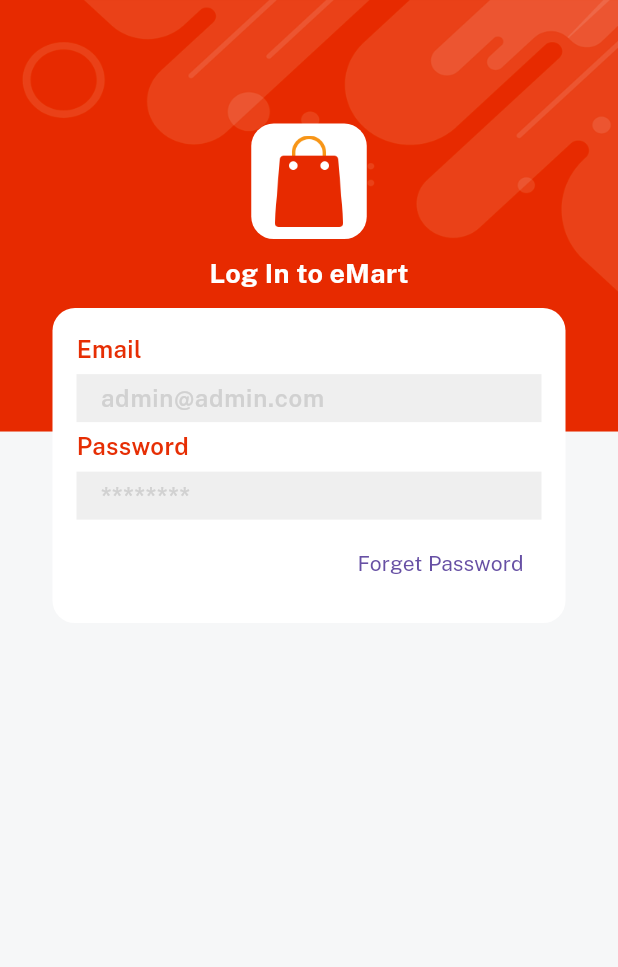
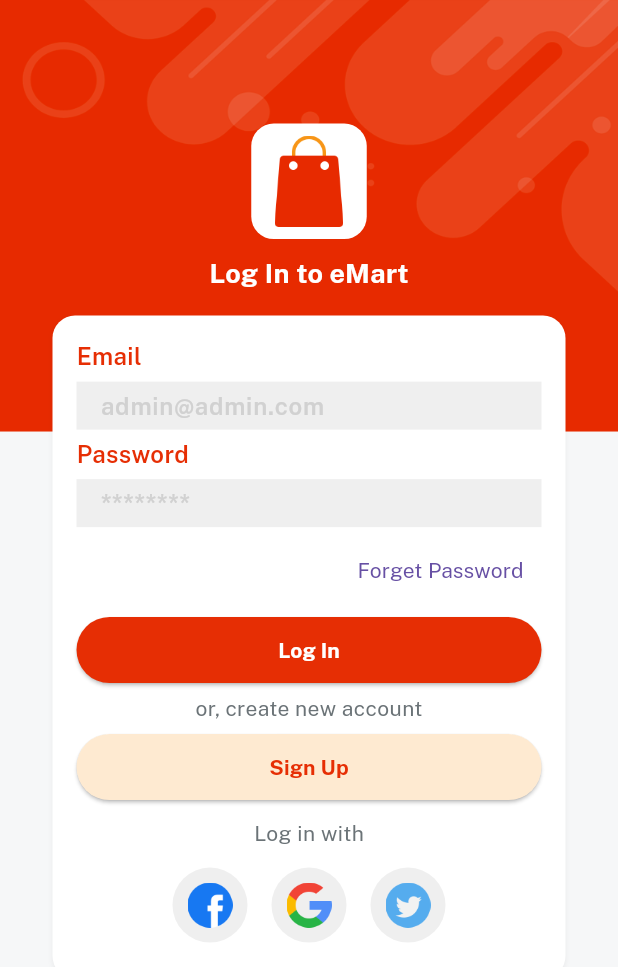
Before and after one commit to Clarzeyn/E-Market, a Flutter app: the screen it shows after launch, on a phone screen of 412 x 824 dp. Shown: the top 967 px of the screen. Run offline on Flutter 3.47's test engine with Material 3 defaults, Android fonts, the phone set to English and light mode, and no system bars; our stand-ins replace get, velocity_x.

Commit message:
:memo: add signup screen with getback to login screen

```diff
--- a/lib/consts/colors.dart
+++ b/lib/consts/colors.dart
@@ -7,3 +7,4 @@ const Color whiteColor = Color.fromRGBO(255, 255, 255, 1);
 const Color lightGrey = Color.fromRGBO(239, 239, 239, 1);
 const Color redColor = Color.fromRGBO(230, 46, 4, 1);
 const Color golden = Color.fromRGBO(255, 168, 0, 1);
+const Color lightGolden = Color(0xffFEEAD1);
--- /dev/null
+++ b/lib/consts/lists.dart
@@ -0,0 +1,3 @@
+import 'package:emart_app/consts/images.dart';
+
+const sosialIconList = [icFacebookLogo, icGoogleLogo, icTwitterLogo];
--- a/lib/views/auth_screen/login_screen.dart
+++ b/lib/views/auth_screen/login_screen.dart
@@ -1,8 +1,13 @@
 import 'package:emart_app/consts/consts.dart';
+import 'package:emart_app/consts/lists.dart';
+import 'package:emart_app/views/auth_screen/signup_screen.dart';
 import 'package:emart_app/widget_commons/applogo_widget.dart';
 import 'package:emart_app/widget_commons/bg_widget.dart';
 import 'package:emart_app/widget_commons/costum_textfield.dart';
+import 'package:emart_app/widget_commons/our_button.dart';
 import 'package:flutter/material.dart';
+import 'package:get/get.dart';
+import 'package:get/get_core/src/get_main.dart';
 
 class LoginScreen extends StatelessWidget {
   const LoginScreen({super.key});
@@ -11,6 +16,7 @@ class LoginScreen extends StatelessWidget {
   Widget build(BuildContext context) {
     return bgWidget(
         child: Scaffold(
+      resizeToAvoidBottomInset: false,
       body: Center(
         child: Column(
           children: [
@@ -18,7 +24,7 @@ class LoginScreen extends StatelessWidget {
             appLogoWidget(),
             10.heightBox,
             "Log In to $appname".text.fontFamily(bold).white.size(18).make(),
-            10.heightBox,
+            15.heightBox,
             Column(
               children: [
                 costumTextField(hint: emailHint, title: email),
@@ -27,6 +33,45 @@ class LoginScreen extends StatelessWidget {
                     alignment: Alignment.centerRight,
                     child: TextButton(
                         onPressed: () {}, child: forgetPass.text.make())),
+                5.heightBox,
+                ourButton(
+                        color: redColor,
+                        title: login,
+                        textColor: whiteColor,
+                        onPress: () {})
+                    .box
+                    .width(context.screenWidth - 50)
+                    .make(),
+                5.heightBox,
+                createNewAccount.text.color(fontGrey).make(),
+                5.heightBox,
+                ourButton(
+                    color: lightGolden,
+                    title: signup,
+                    textColor: redColor,
+                    onPress: () {
+                      Get.to(() => const SignupScreen());
+                    }).box.width(context.screenWidth - 50).make(),
+                10.heightBox,
+                loginWith.text.color(fontGrey).make(),
+                5.heightBox,
+                Row(
+                  mainAxisAlignment: MainAxisAlignment.center,
+                  children: List.generate(
+                    3,
+                    (index) => Padding(
+                      padding: const EdgeInsets.all(8.0),
+                      child: CircleAvatar(
+                        backgroundColor: lightGrey,
+                        radius: 25,
+                        child: Image.asset(
+                          sosialIconList[index],
+                          width: 30,
+                        ),
+                      ),
+                    ),
+                  ),
+                )
               ],
             )
                 .box
@@ -34,6 +79,7 @@ class LoginScreen extends StatelessWidget {
                 .rounded
                 .padding(const EdgeInsets.all(16))
                 .width(context.screenWidth - 70)
+                .shadowSm
                 .make()
           ],
         ),
--- /dev/null
+++ b/lib/widget_commons/our_button.dart
@@ -0,0 +1,13 @@
+import 'package:emart_app/consts/consts.dart';
+import 'package:flutter/material.dart';
+
+Widget ourButton({onPress, color, textColor, String? title}) {
+  return ElevatedButton(
+    style: ElevatedButton.styleFrom(
+      backgroundColor: color,
+      padding: const EdgeInsets.all(12),
+    ),
+    onPressed: onPress,
+    child: title!.text.color(textColor).fontFamily(bold).make(),
+  );
+}
--- a/pubspec.yaml
+++ b/pubspec.yaml
@@ -30,6 +30,7 @@ dependencies:
   flutter:
     sdk: flutter
   get:
+  supercharged: ^2.0.0
 
   # The following adds the Cupertino Icons font to your application.
   # Use with the CupertinoIcons class for iOS style icons.
```
Also changed, not shown: lib/consts/strings.dart (+8 -1 lines), lib/views/auth_screen/signup_screen.dart (added, +113 -0 lines), pubspec.lock.
